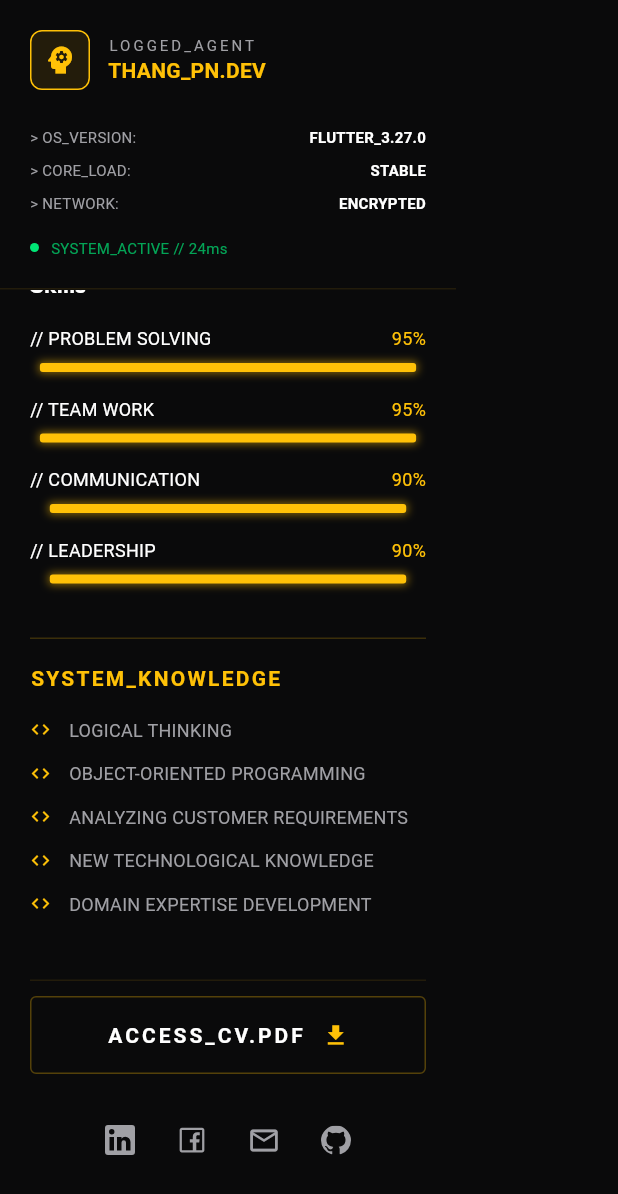
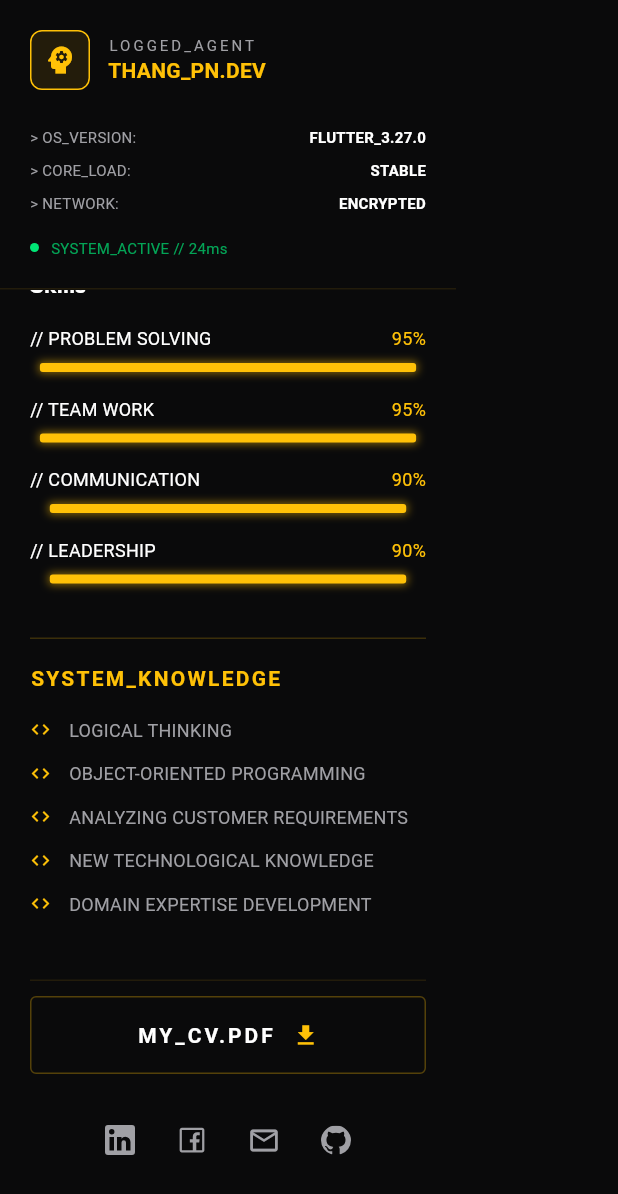
Before and after one commit to thangpn0207/my_profile, a Flutter app: the SideMenu widget shown alone on an empty page, opened directly, scrolled down 671 dp, after a tap on the "email" icon, on a phone screen of 412 x 824 dp. Shown: the top 1194 px of the screen. Run offline on Flutter 3.47's test engine with Material 3 defaults, Android fonts, the light colour scheme and no system bars; drawn by our look-alikes of auto_size_text, flutter_animate; our stand-ins replace animated_text_kit, dio, equatable, flutter_bloc, flutter_svg, go_router and 5 more; missing offline and left inert: dart:js.

Commit message:
update cv

```diff
--- a/assets/data/raw_data.json
+++ b/assets/data/raw_data.json
@@ -81,7 +81,7 @@
         "name": "Domain Expertise Development"
       }
     ],
-    "cvURL": "assets/data/CV-PhamNgocThang-Flutter Engineer.pdf",
+    "cvURL": "assets/data/CV-PhamNgocThang-FlutterEngineer.pdf",
     "facebookURL": "https://www.facebook.com/thangpn272",
     "linkinURL": "https://www.linkedin.com/in/thắng-phạm-4ba88720α",
     "githubURL": "https://github.com/thangpn0207",
--- a/lib/screens/main/components/side_menu.dart
+++ b/lib/screens/main/components/side_menu.dart
@@ -4,11 +4,11 @@ import 'package:flutter_svg/svg.dart';
 import 'package:google_fonts/google_fonts.dart';
 import 'package:line_icons/line_icon.dart';
 import 'package:my_profile/bloc/my_info_bloc.dart';
+import 'package:my_profile/core/app_colors.dart';
+import 'package:my_profile/models/user_info.dart';
 import 'package:my_profile/utils/string_util.dart';
 import 'package:url_launcher/url_launcher.dart';
 
-import '../../../core/app_colors.dart';
-import '../../../models/user_info.dart';
 import 'area_info_text.dart';
 import 'coding.dart';
 import 'knowledges.dart';
@@ -23,8 +23,7 @@ class SideMenu extends StatelessWidget {
   @override
   Widget build(BuildContext context) {
     return Drawer(
-      backgroundColor: Colors
-          .transparent, // Let the main container handle the color/glass effect
+      backgroundColor: Colors.transparent, // Let the main container handle the color/glass effect
       elevation: 0,
       child: BlocBuilder<MyInfoBloc, MyInfoState>(
         builder: (context, state) {
@@ -39,12 +38,9 @@ class SideMenu extends StatelessWidget {
                   child: Column(
                     children: [
                       _buildSectionTitle("GEOGRAPHIC_DATA"),
-                      AreaInfoText(
-                          title: "Country", text: userInfo?.country ?? ""),
+                      AreaInfoText(title: "Country", text: userInfo?.country ?? ""),
                       AreaInfoText(title: "City", text: userInfo?.city ?? ""),
-                      AreaInfoText(
-                          title: "DOB",
-                          text: userInfo?.dob.formatStringToDOB()),
+                      AreaInfoText(title: "DOB", text: userInfo?.dob.formatStringToDOB()),
                       const SizedBox(height: 20),
                       _buildSectionTitle("EDUCATION_LOG"),
                       AreaInfoText(
@@ -58,9 +54,7 @@ class SideMenu extends StatelessWidget {
                       const SizedBox(height: 20),
                       const KnowledgesWidget(),
                       const SizedBox(height: 30),
-                      Divider(
-                          color: AppColors.primary.withValues(alpha: 0.1),
-                          thickness: 1),
+                      Divider(color: AppColors.primary.withValues(alpha: 0.1), thickness: 1),
                       const SizedBox(height: 10),
                       _buildDownloadButton(context, userInfo?.cvURL ?? ''),
                       const SizedBox(height: 20),
@@ -111,7 +105,7 @@ class SideMenu extends StatelessWidget {
           mainAxisAlignment: MainAxisAlignment.center,
           children: [
             Text(
-              "ACCESS_CV.PDF",
+              "MY_CV.PDF",
               style: GoogleFonts.shareTechMono(
                 color: AppColors.textPrimary,
                 fontWeight: FontWeight.bold,
@@ -135,35 +129,30 @@ class SideMenu extends StatelessWidget {
           icon: SvgPicture.asset(
             "assets/icons/linkedin.svg",
             width: 20,
-            colorFilter: const ColorFilter.mode(
-                AppColors.textSecondary, BlendMode.srcIn),
+            colorFilter: const ColorFilter.mode(AppColors.textSecondary, BlendMode.srcIn),
           ),
         ),
         _buildSocialIcon(
           onPressed: () => _launchUrl(userInfo?.facebookURL ?? ''),
-          icon:
-              LineIcon.facebookSquare(color: AppColors.textSecondary, size: 24),
+          icon: LineIcon.facebookSquare(color: AppColors.textSecondary, size: 24),
         ),
         _buildSocialIcon(
           onPressed: () => _launchUrl("mailto:${userInfo?.mailto ?? ''}"),
-          icon: const Icon(Icons.email_outlined,
-              color: AppColors.textSecondary, size: 22),
+          icon: const Icon(Icons.email_outlined, color: AppColors.textSecondary, size: 22),
         ),
         _buildSocialIcon(
           onPressed: () => _launchUrl(userInfo?.githubURL ?? ""),
           icon: SvgPicture.asset(
             "assets/icons/github.svg",
             width: 20,
-            colorFilter: const ColorFilter.mode(
-                AppColors.textSecondary, BlendMode.srcIn),
+            colorFilter: const ColorFilter.mode(AppColors.textSecondary, BlendMode.srcIn),
           ),
         ),
       ],
     );
   }
 
-  Widget _buildSocialIcon(
-      {required VoidCallback onPressed, required Widget icon}) {
+  Widget _buildSocialIcon({required VoidCallback onPressed, required Widget icon}) {
     return IconButton(
       onPressed: onPressed,
       icon: icon,
@@ -175,8 +164,24 @@ class SideMenu extends StatelessWidget {
   Future<void> _launchUrl(String url) async {
     try {
       if (url.isEmpty) return;
-      final Uri uri = Uri.parse(url);
-      if (!await launchUrl(uri)) throw Exception('Could not launch $uri');
+
+      Uri uri;
+      if (!url.startsWith('http') && !url.startsWith('mailto') && !url.startsWith('tel')) {
+        // Resolve relative paths dynamically on the web against the host's base URL (Uri.base)
+        final String basePath = Uri.base.toString();
+        final String cleanedBase = basePath.split('?').first.split('#').first;
+        if (cleanedBase.endsWith('/')) {
+          uri = Uri.parse('$cleanedBase$url');
+        } else {
+          uri = Uri.parse('$cleanedBase/$url');
+        }
+      } else {
+        uri = Uri.parse(url);
+      }
+
+      if (!await launchUrl(uri, mode: LaunchMode.externalApplication)) {
+        throw Exception('Could not launch $uri');
+      }
     } catch (e) {
       debugPrint('Error launching URL: $e');
     }
```
Also changed, not shown: lib/screens/main/components/my_info.dart (+3 -7 lines), pubspec.lock, 10 other files.
